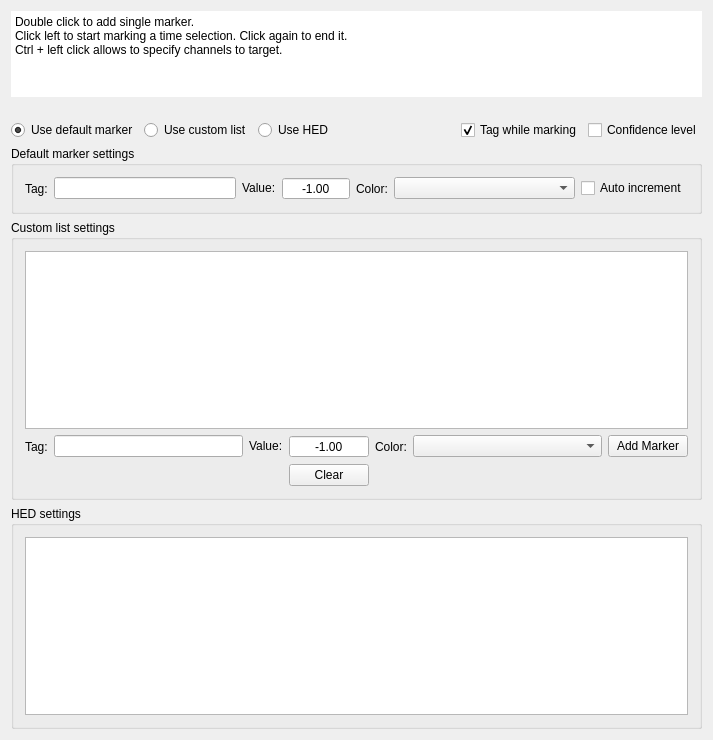
First picture: the form in src/Widgets/AwMarkingTool.ui, repository HIP-infrastructure/anywave-code, before the edit.
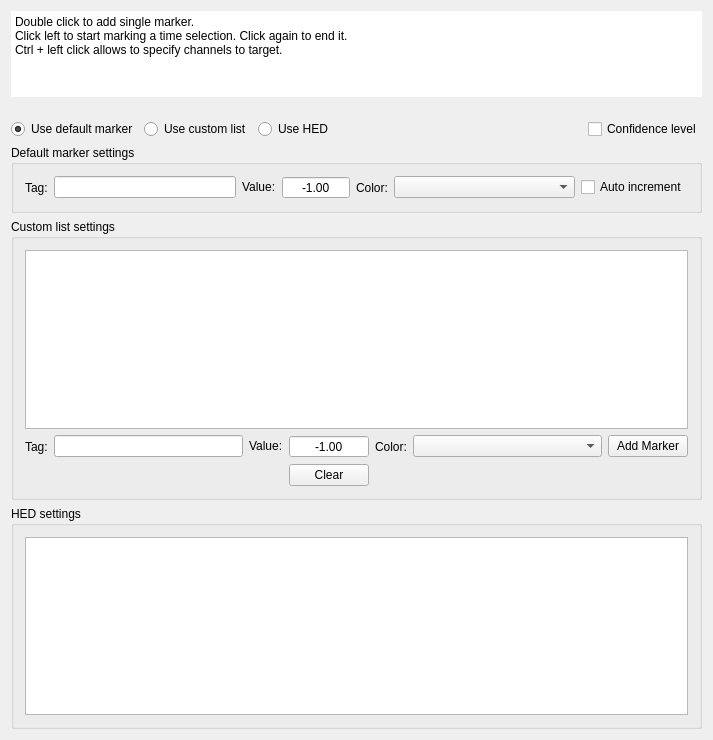
Second picture: the form after the edit.

Diff of the .ui file:
```diff
--- a/src/Widgets/AwMarkingTool.ui
+++ b/src/Widgets/AwMarkingTool.ui
@@ -13,7 +13,7 @@
   <property name="windowTitle">
    <string>AwMarkingTool</string>
   </property>
-  <layout class="QVBoxLayout" name="verticalLayout">
+  <layout class="QVBoxLayout" name="verticalLayout" stretch="0,0,0,0,0,0,1">
    <item>
     <widget class="QPlainTextEdit" name="plainTextEdit">
      <property name="sizePolicy">
@@ -52,7 +52,7 @@
      <property name="sizeHint" stdset="0">
       <size>
        <width>20</width>
-       <height>32</height>
+       <height>30</height>
       </size>
      </property>
     </spacer>
@@ -97,17 +97,7 @@
       </spacer>
      </item>
      <item>
-      <widget class="QCheckBox" name="checkBox">
-       <property name="text">
-        <string>Tag while marking</string>
-       </property>
-       <property name="checked">
-        <bool>true</bool>
-       </property>
-      </widget>
-     </item>
-     <item>
-      <widget class="QCheckBox" name="checkBox_2">
+      <widget class="QCheckBox" name="checkConfidence">
        <property name="text">
         <string>Confidence level</string>
        </property>
@@ -145,8 +135,11 @@
         <property name="toolTip">
          <string>Name the marker</string>
         </property>
+        <property name="text">
+         <string notr="true"/>
+        </property>
         <property name="clearButtonEnabled">
-         <bool>true</bool>
+         <bool>false</bool>
         </property>
        </widget>
       </item>
@@ -350,7 +343,26 @@
        </widget>
       </item>
       <item row="0" column="0" colspan="7">
-       <widget class="QTableWidget" name="tableWidgetCustom"/>
+       <widget class="QTableWidget" name="tableWidgetCustom">
+        <property name="editTriggers">
+         <set>QAbstractItemView::NoEditTriggers</set>
+        </property>
+        <property name="showDropIndicator" stdset="0">
+         <bool>false</bool>
+        </property>
+        <property name="dragDropOverwriteMode">
+         <bool>false</bool>
+        </property>
+        <property name="alternatingRowColors">
+         <bool>true</bool>
+        </property>
+        <property name="selectionMode">
+         <enum>QAbstractItemView::NoSelection</enum>
+        </property>
+        <attribute name="verticalHeaderVisible">
+         <bool>false</bool>
+        </attribute>
+       </widget>
       </item>
      </layout>
     </widget>
@@ -373,6 +385,19 @@
      </layout>
     </widget>
    </item>
+   <item>
+    <spacer name="verticalSpacer_2">
+     <property name="orientation">
+      <enum>Qt::Vertical</enum>
+     </property>
+     <property name="sizeHint" stdset="0">
+      <size>
+       <width>20</width>
+       <height>40</height>
+      </size>
+     </property>
+    </spacer>
+   </item>
   </layout>
  </widget>
  <layoutdefault spacing="6" margin="11"/>
```
Left out of the diff: 102 changed lines with no effect on the pictures.
